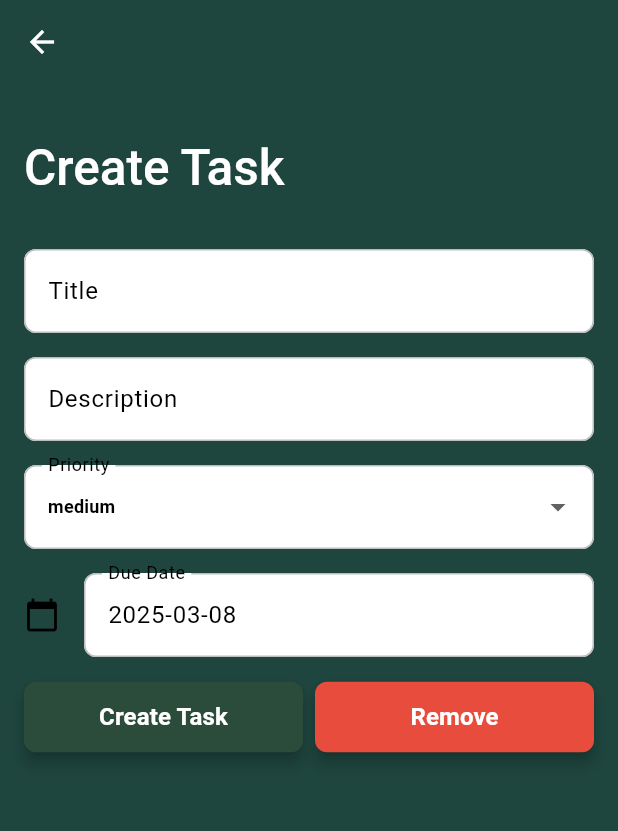
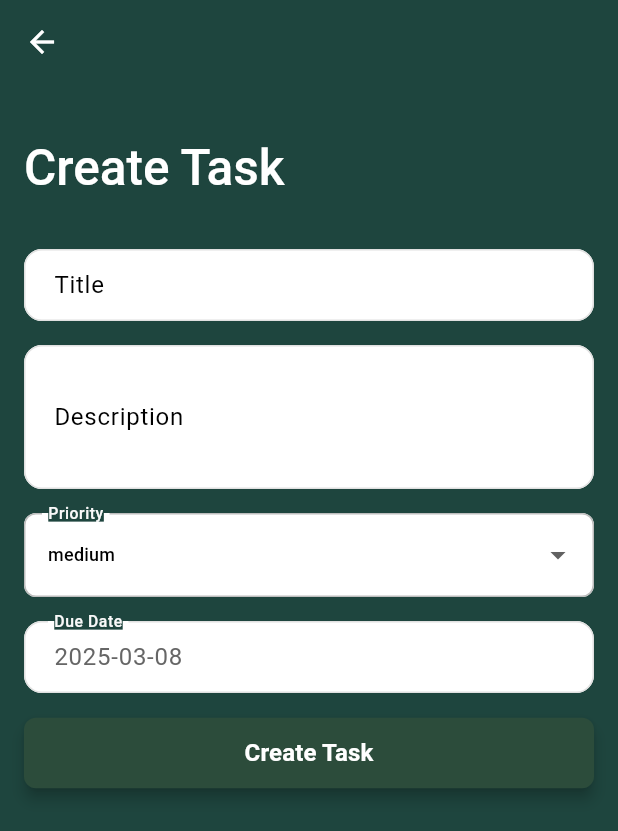
Before and after one commit to heyjuns/task_management_app, a Flutter app: the TaskFormScreen screen opened by its route, on a phone screen of 412 x 824 dp. Shown: the top 831 px of the screen. Run offline on Flutter 3.47's test engine with Material 3 defaults, Android fonts, the phone set to English and light mode, and no system bars; our stand-ins replace cloud_firestore, dartz, firebase_core, flutter_hooks, flutter_riverpod, freezed_annotation and 4 more; accounts and stored records are empty.

Commit message:
adjust textformfield

```diff
--- a/lib/presentation/task/task_form_screen.dart
+++ b/lib/presentation/task/task_form_screen.dart
@@ -53,9 +53,9 @@ class TaskFormScreen extends HookConsumerWidget {
                 child: Column(
                   crossAxisAlignment: CrossAxisAlignment.start,
                   children: [
-                    TextFormField(
+                    AppTextField(
                       controller: titleController,
-                      decoration: InputDecoration(labelText: 'Title'),
+                      label: 'Title',
                       validator:
                           (value) =>
                               value == null || value.isEmpty
@@ -63,9 +63,10 @@ class TaskFormScreen extends HookConsumerWidget {
                                   : null,
                     ),
                     AppSpacingWidgets.mediumVerticalSpacer,
-                    TextFormField(
+                    AppTextField(
                       controller: descriptionController,
-                      decoration: InputDecoration(labelText: 'Description'),
+                      label: 'Description',
+                      isMultiline: true,
                       validator:
                           (value) =>
                               value == null || value.isEmpty
@@ -80,21 +81,27 @@ class TaskFormScreen extends HookConsumerWidget {
                               .map(
                                 (priority) => DropdownMenuItem(
                                   value: priority,
-                                  child: AppText.labelMedium(priority.name),
+                                  child: AppText.bodySmall(priority.name),
                                 ),
                               )
                               .toList(),
                       onChanged: (value) => priority.value = value!,
-                      decoration: InputDecoration(labelText: 'Priority'),
+                      decoration: InputDecoration(
+                        labelText: 'Priority',
+                        floatingLabelStyle: TextStyle(
+                          backgroundColor:
+                              AppColors
+                                  .accentColor, // Same as your screen's background
+                          color: AppColors.backgroundColor, // Ensures contrast
+                          fontSize: 14,
+                          fontWeight: FontWeight.w500,
+                        ),
+                      ),
                     ),
                     AppSpacingWidgets.mediumVerticalSpacer,
-                    TextField(
+                    AppTextField(
                       controller: dueDateController,
-                      decoration: InputDecoration(
-                        labelText: 'Due Date',
-                        icon: const Icon(Icons.calendar_today),
-                      ),
-                      readOnly: true,
+                      label: 'Due Date',
                       onTap: () async {
                         final pickedDate = await showDatePicker(
                           context: context,
@@ -140,6 +147,7 @@ class TaskFormScreen extends HookConsumerWidget {
                             },
                           ),
                         ),
+                        if (args?.task != null)
                           Expanded(
                             child: AppButtonTypes.secondaryButton(
                               'Remove',
@@ -160,14 +168,18 @@ class TaskFormScreen extends HookConsumerWidget {
                                                 () => Navigator.of(
                                                   context,
                                                 ).pop(false),
-                                          child: AppText.labelMedium('Cancel'),
+                                            child: AppText.labelMedium(
+                                              'Cancel',
+                                            ),
                                           ),
                                           TextButton(
                                             onPressed:
                                                 () => Navigator.of(
                                                   context,
                                                 ).pop(true),
-                                          child: AppText.labelMedium('Delete'),
+                                            child: AppText.labelMedium(
+                                              'Delete',
+                                            ),
                                           ),
                                         ],
                                       ),
--- a/lib/presentation/task/task_list_screen.dart
+++ b/lib/presentation/task/task_list_screen.dart
@@ -87,16 +87,16 @@ class TaskListScreen extends ConsumerWidget {
       ),
       floatingActionButton: FloatingActionButton(
         onPressed: () async {
-          // context.pushNamed(Routes.taskEdit.name);
+          context.pushNamed(Routes.taskEdit.name);
 
-          final TaskEntity task = TaskEntity(
-            id: UuidV8().generate(),
-            title: 'title ${Random().nextInt(100)}',
-            description: 'description ${Random().nextInt(100)}',
-            dueDate: DateTime.now().add(Duration(hours: Random().nextInt(60))),
-            priority: TaskPriority.high,
-          );
-          ref.read(taskNotifierProvider.notifier).addTask(task);
+          // final TaskEntity task = TaskEntity(
+          //   id: UuidV8().generate(),
+          //   title: 'title ${Random().nextInt(100)}',
+          //   description: 'description ${Random().nextInt(100)}',
+          //   dueDate: DateTime.now().add(Duration(hours: Random().nextInt(60))),
+          //   priority: TaskPriority.high,
+          // );
+          // ref.read(taskNotifierProvider.notifier).addTask(task);
         },
         child: const Icon(Icons.add),
       ),
--- a/lib/presentation/task/widget/task_view.dart
+++ b/lib/presentation/task/widget/task_view.dart
@@ -8,11 +8,19 @@ class TaskView extends StatelessWidget {
 
   @override
   Widget build(BuildContext context) {
+    final Color color =
+        task.priority == TaskPriority.low
+            ? AppColors.infoColor
+            : task.priority == TaskPriority.medium
+            ? AppColors.warningColor
+            : AppColors.errorColor;
     return InkWell(
       onTap: onTap,
       child: Container(
         padding: AppPadding.small,
-
+        foregroundDecoration: BoxDecoration(
+          color: color.withValues(alpha: .05),
+        ),
         decoration: BoxDecoration(
           color: Colors.white,
           borderRadius: AppBorderRadius.small,
@@ -24,17 +32,7 @@ class TaskView extends StatelessWidget {
               offset: Offset(1, 1), // Move shadow right & down
             ),
           ],
-          border: Border(
-            left: BorderSide(
-              width: 4,
-              color:
-                  task.priority == TaskPriority.low
-                      ? AppColors.textSecondaryColor
-                      : task.priority == TaskPriority.medium
-                      ? AppColors.warningColor
-                      : AppColors.errorColor,
-            ),
-          ),
+          border: Border(left: BorderSide(width: 4, color: color)),
         ),
         child: Row(
           children: [
--- /dev/null
+++ b/lib/ui/widget/app_text_field.dart
@@ -0,0 +1,62 @@
+import 'package:flutter/material.dart';
+
+import '../ui.dart';
+
+class AppTextField extends StatelessWidget {
+  final TextEditingController controller;
+  final String label;
+  final String? hintText;
+  final bool isMultiline;
+  final bool isReadOnly;
+  final VoidCallback? onTap;
+  final String? Function(String?)? validator;
+
+  const AppTextField({
+    super.key,
+    required this.controller,
+    required this.label,
+    this.hintText,
+    this.isMultiline = false,
+    this.isReadOnly = false,
+    this.onTap,
+    this.validator,
+  });
+
+  @override
+  Widget build(BuildContext context) {
+    return TextFormField(
+      controller: controller,
+      validator: validator,
+      readOnly: isReadOnly,
+      onTap: onTap,
+      maxLines: isMultiline ? 3 : 1,
+      style: TextStyle(fontSize: 16, color: AppColors.textSecondaryColor),
+      onTapUpOutside: (event) => FocusScope.of(context).unfocus(),
+      decoration: InputDecoration(
+        labelText: label,
+        hintText: hintText,
+        filled: true,
+        floatingLabelStyle: TextStyle(
+          backgroundColor:
+              AppColors.accentColor, // Same as your screen's background
+          color: AppColors.backgroundColor, // Ensures contrast
+          fontSize: 14,
+          fontWeight: FontWeight.w500,
+        ),
+        contentPadding: EdgeInsets.symmetric(horizontal: 16, vertical: 12),
+        border: OutlineInputBorder(
+          borderRadius: BorderRadius.circular(12),
+          borderSide: BorderSide.none, // Removes default border
+        ),
+        enabledBorder: OutlineInputBorder(
+          borderRadius: BorderRadius.circular(12),
+          borderSide: BorderSide(color: Colors.grey.shade300, width: 1),
+        ),
+        focusedBorder: OutlineInputBorder(
+          borderRadius: BorderRadius.circular(12),
+          borderSide: BorderSide(color: Colors.blueAccent, width: 2),
+        ),
+      ),
+    );
+  }
+}
--- a/lib/ui/widget/widget.dart
+++ b/lib/ui/widget/widget.dart
@@ -3,3 +3,4 @@ export 'app_button_types.dart';
 export 'app_sliver_app_bar.dart';
 export 'app_spacing_widget.dart';
 export 'app_text.dart';
+export 'app_text_field.dart';
```
Lines whose indentation alone changed are shown as unchanged.
